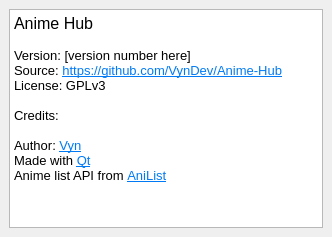
This is source/AboutUI.ui in VynDev/Anime-Hub as Qt 5 draws it before an edit. The edited form follows.
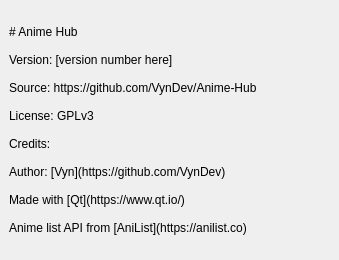
This is the edited form.

Commit message: Addes 'About' window

Diff of the .ui file:
```diff
--- a/source/AboutUI.ui
+++ b/source/AboutUI.ui
@@ -6,8 +6,8 @@
    <rect>
     <x>0</x>
     <y>0</y>
-    <width>332</width>
-    <height>237</height>
+    <width>339</width>
+    <height>260</height>
    </rect>
   </property>
   <property name="windowTitle">
@@ -16,27 +16,30 @@
   <widget class="QWidget" name="centralwidget">
    <layout class="QVBoxLayout" name="verticalLayout">
     <item>
-     <widget class="QTextEdit" name="textEdit">
-      <property name="readOnly">
+     <widget class="QLabel" name="label">
+      <property name="text">
+       <string># Anime Hub
+
+Version: [version number here]
+
+Source: https://github.com/VynDev/Anime-Hub
+
+License: GPLv3
+
+Credits:
+
+Author: [Vyn](https://github.com/VynDev)
+
+Made with [Qt](https://www.qt.io/)
+
+Anime list API from [AniList](https://anilist.co)</string>
+      </property>
+      <property name="textFormat">
+       <enum>Qt::MarkdownText</enum>
+      </property>
+      <property name="openExternalLinks">
        <bool>true</bool>
       </property>
-      <property name="html">
-       <string>&lt;!DOCTYPE HTML PUBLIC &quot;-//W3C//DTD HTML 4.0//EN&quot; &quot;http://www.w3.org/TR/REC-html40/strict.dtd&quot;&gt;
-&lt;html&gt;&lt;head&gt;&lt;meta name=&quot;qrichtext&quot; content=&quot;1&quot; /&gt;&lt;style type=&quot;text/css&quot;&gt;
-p, li { white-space: pre-wrap; }
-&lt;/style&gt;&lt;/head&gt;&lt;body style=&quot; font-family:'Noto Sans'; font-size:10pt; font-weight:400; font-style:normal;&quot;&gt;
-&lt;p style=&quot; margin-top:0px; margin-bottom:0px; margin-left:0px; margin-right:0px; -qt-block-indent:0; text-indent:0px;&quot;&gt;&lt;span style=&quot; font-size:12pt;&quot;&gt;Anime Hub&lt;/span&gt;&lt;/p&gt;
-&lt;p style=&quot;-qt-paragraph-type:empty; margin-top:0px; margin-bottom:0px; margin-left:0px; margin-right:0px; -qt-block-indent:0; text-indent:0px;&quot;&gt;&lt;br /&gt;&lt;/p&gt;
-&lt;p style=&quot; margin-top:0px; margin-bottom:0px; margin-left:0px; margin-right:0px; -qt-block-indent:0; text-indent:0px;&quot;&gt;Version: [version number here]&lt;/p&gt;
-&lt;p style=&quot; margin-top:0px; margin-bottom:0px; margin-left:0px; margin-right:0px; -qt-block-indent:0; text-indent:0px;&quot;&gt;Source: &lt;a href=&quot;https://github.com/VynDev/Anime-Hub&quot;&gt;&lt;span style=&quot; text-decoration: underline; color:#007af4;&quot;&gt;https://github.com/VynDev/Anime-Hub&lt;/span&gt;&lt;/a&gt;&lt;/p&gt;
-&lt;p style=&quot; margin-top:0px; margin-bottom:0px; margin-left:0px; margin-right:0px; -qt-block-indent:0; text-indent:0px;&quot;&gt;License: GPLv3&lt;/p&gt;
-&lt;p style=&quot;-qt-paragraph-type:empty; margin-top:0px; margin-bottom:0px; margin-left:0px; margin-right:0px; -qt-block-indent:0; text-indent:0px;&quot;&gt;&lt;br /&gt;&lt;/p&gt;
-&lt;p style=&quot; margin-top:0px; margin-bottom:0px; margin-left:0px; margin-right:0px; -qt-block-indent:0; text-indent:0px;&quot;&gt;Credits:&lt;/p&gt;
-&lt;p style=&quot;-qt-paragraph-type:empty; margin-top:0px; margin-bottom:0px; margin-left:0px; margin-right:0px; -qt-block-indent:0; text-indent:0px;&quot;&gt;&lt;br /&gt;&lt;/p&gt;
-&lt;p style=&quot; margin-top:0px; margin-bottom:0px; margin-left:0px; margin-right:0px; -qt-block-indent:0; text-indent:0px;&quot;&gt;Author: &lt;a href=&quot;https://github.com/VynDev&quot;&gt;&lt;span style=&quot; text-decoration: underline; color:#007af4;&quot;&gt;Vyn&lt;/span&gt;&lt;/a&gt;&lt;/p&gt;
-&lt;p style=&quot; margin-top:0px; margin-bottom:0px; margin-left:0px; margin-right:0px; -qt-block-indent:0; text-indent:0px;&quot;&gt;Made with &lt;a href=&quot;https://www.qt.io/&quot;&gt;&lt;span style=&quot; text-decoration: underline; color:#007af4;&quot;&gt;Qt&lt;/span&gt;&lt;/a&gt;&lt;/p&gt;
-&lt;p style=&quot; margin-top:0px; margin-bottom:0px; margin-left:0px; margin-right:0px; -qt-block-indent:0; text-indent:0px;&quot;&gt;Anime list API from &lt;a href=&quot;https://anilist.co/&quot;&gt;&lt;span style=&quot; text-decoration: underline; color:#007af4;&quot;&gt;AniList&lt;/span&gt;&lt;/a&gt;&lt;/p&gt;&lt;/body&gt;&lt;/html&gt;</string>
-      </property>
      </widget>
     </item>
    </layout>
```
The commit also changes 2 other files.
